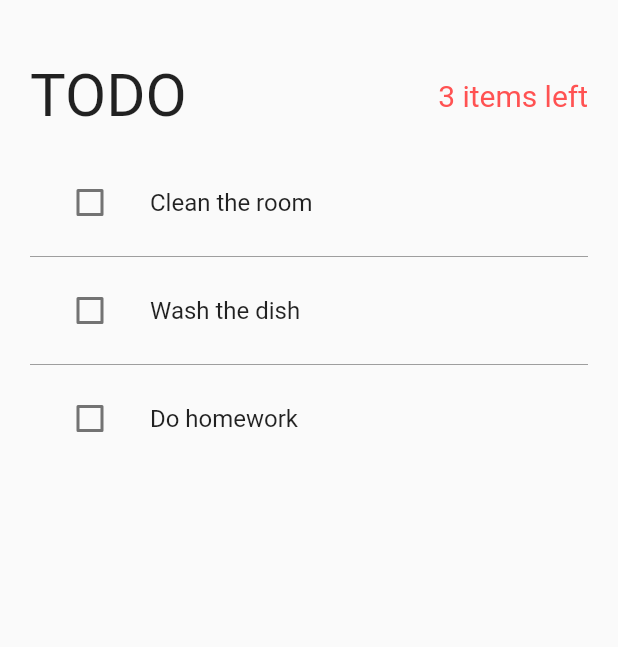
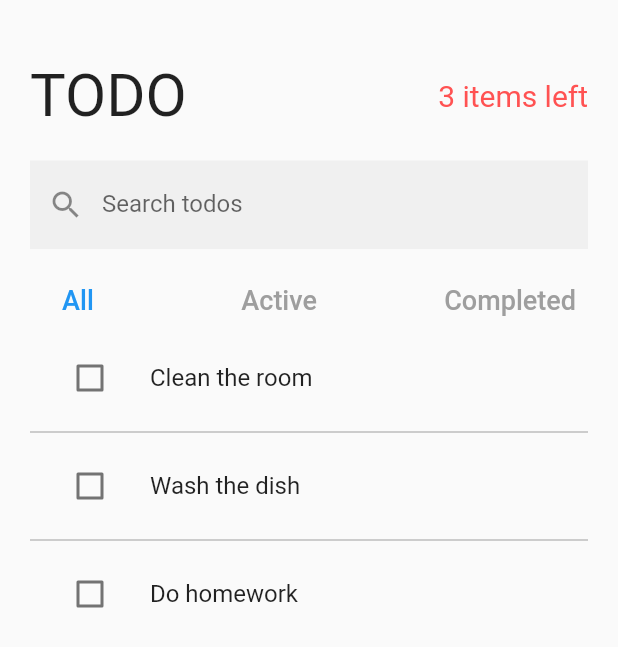
Before and after one commit to adeelzahid1/todo-provider, a Flutter app: the screen it shows after launch, on a phone screen of 412 x 824 dp. Shown: the top 647 px of the screen. Run offline on Flutter 3.47's test engine with Material 2 defaults, Android fonts, the phone set to English and light mode, and no system bars; our stand-ins replace equatable.

Commit message:
search todo add

```diff
--- a/lib/pages/todo_page.dart
+++ b/lib/pages/todo_page.dart
@@ -2,7 +2,10 @@ import 'package:flutter/material.dart';
 import 'package:provider/provider.dart';
 import 'package:todoprovider/providers/active_todo_count.dart';
 import 'package:todoprovider/providers/filtered_todos.dart';
+import 'package:todoprovider/providers/todo_filter.dart';
 import 'package:todoprovider/providers/todo_list.dart';
+import 'package:todoprovider/providers/todo_search.dart';
+import 'package:todoprovider/utils/debounce.dart';
 import '../models/todo_model.dart';
 
 
@@ -28,7 +31,8 @@ class _TodosPageState extends State<TodosPage> {
             child: Column(
               children: [
                 TodoHeader(),
-                 SizedBox(height: 20.0),
+                  SizedBox(height: 20.0),
+                  SearchAndFilterTodo(),
                  ShowTodos(),
               ],
             ),
@@ -63,6 +67,68 @@ class TodoHeader extends StatelessWidget {
   }
 }
 
+
+
+class SearchAndFilterTodo extends StatelessWidget {
+  SearchAndFilterTodo({Key? key}) : super(key: key);
+  final debounce = Debounce(milliseconds: 1000);
+
+  @override
+  Widget build(BuildContext context) {
+    return Column(
+      children: [
+        TextField(
+          decoration: InputDecoration(
+            labelText: 'Search todos',
+            border: InputBorder.none,
+            filled: true,
+            prefixIcon: Icon(Icons.search),
+          ),
+          onChanged: (String? newSearchTerm) {
+            if (newSearchTerm != null) {
+              debounce.run(() {
+                context.read<TodoSearch>().setSearchTerm(newSearchTerm);
+              });
+            }
+          },
+        ),
+        SizedBox(height: 10.0),
+        Row(
+          mainAxisAlignment: MainAxisAlignment.spaceBetween,
+          children: [
+            filterButton(context, Filter.all),
+            filterButton(context, Filter.active),
+            filterButton(context, Filter.completed),
+          ],
+        ),
+      ],
+    );
+  }
+
+  Widget filterButton(BuildContext context, Filter filter) {
+    return TextButton(
+      onPressed: () {
+        context.read<TodoFilter>().changeFilter(filter);
+      },
+      child: Text(
+        filter == Filter.all
+            ? 'All'
+            : filter == Filter.active
+                ? 'Active'
+                : 'Completed',
+        style: TextStyle(
+          fontSize: 18.0,
+          color: textColor(context, filter),
+        ),
+      ),
+    );
+  }
+
+  Color textColor(BuildContext context, Filter filter) {
+    final currentFilter = context.watch<TodoFilter>().state.filter;
+    return currentFilter == filter ? Colors.blue : Colors.grey;
+  }
+}
 
 class ShowTodos extends StatelessWidget {
   const ShowTodos({Key? key}) : super(key: key);
--- /dev/null
+++ b/lib/utils/debounce.dart
@@ -0,0 +1,19 @@
+import 'dart:async';
+
+import 'package:flutter/material.dart';
+
+class Debounce {
+  final int milliseconds;
+  Debounce({
+    this.milliseconds = 500,
+  });
+
+  Timer? _timer;
+
+  void run(VoidCallback action) {
+    if (_timer != null) {
+      _timer!.cancel();
+    }
+    _timer = Timer(Duration(milliseconds: milliseconds), action);
+  }
+}
```
